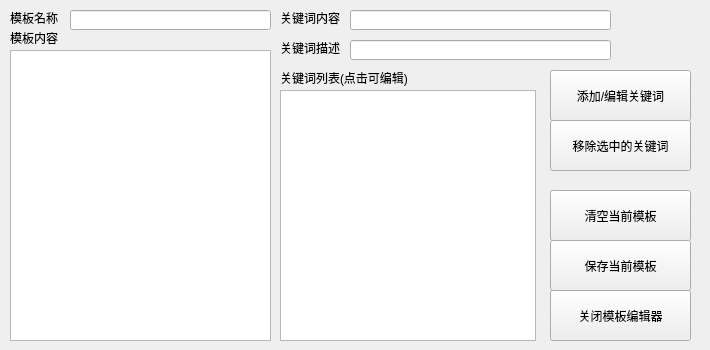
First picture: the form in ui/FormCustom.ui, repository Pitrick3141/DontFDHere, before the edit.
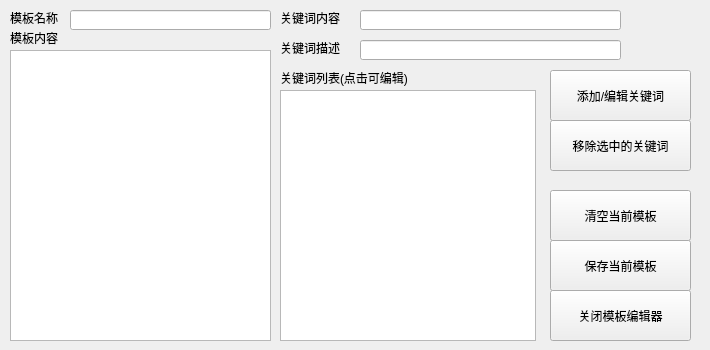
Second picture: the form after the edit. Icons and pictures are not drawn.

What changed in the file:
```diff
--- a/ui/FormCustom.ui
+++ b/ui/FormCustom.ui
@@ -51,7 +51,7 @@
   <widget class="QLineEdit" name="lineKeyword">
    <property name="geometry">
     <rect>
-     <x>350</x>
+     <x>360</x>
      <y>10</y>
      <width>261</width>
      <height>20</height>
@@ -61,7 +61,7 @@
   <widget class="QLineEdit" name="lineDescription">
    <property name="geometry">
     <rect>
-     <x>350</x>
+     <x>360</x>
      <y>40</y>
      <width>261</width>
      <height>20</height>
@@ -73,7 +73,7 @@
     <rect>
      <x>280</x>
      <y>10</y>
-     <width>61</width>
+     <width>81</width>
      <height>16</height>
     </rect>
    </property>
@@ -86,7 +86,7 @@
     <rect>
      <x>280</x>
      <y>40</y>
-     <width>61</width>
+     <width>81</width>
      <height>16</height>
     </rect>
    </property>
@@ -112,7 +112,7 @@
     <rect>
      <x>280</x>
      <y>70</y>
-     <width>141</width>
+     <width>261</width>
      <height>16</height>
     </rect>
    </property>
```
Left out of the diff: 4 changed lines with no effect on the pictures.
